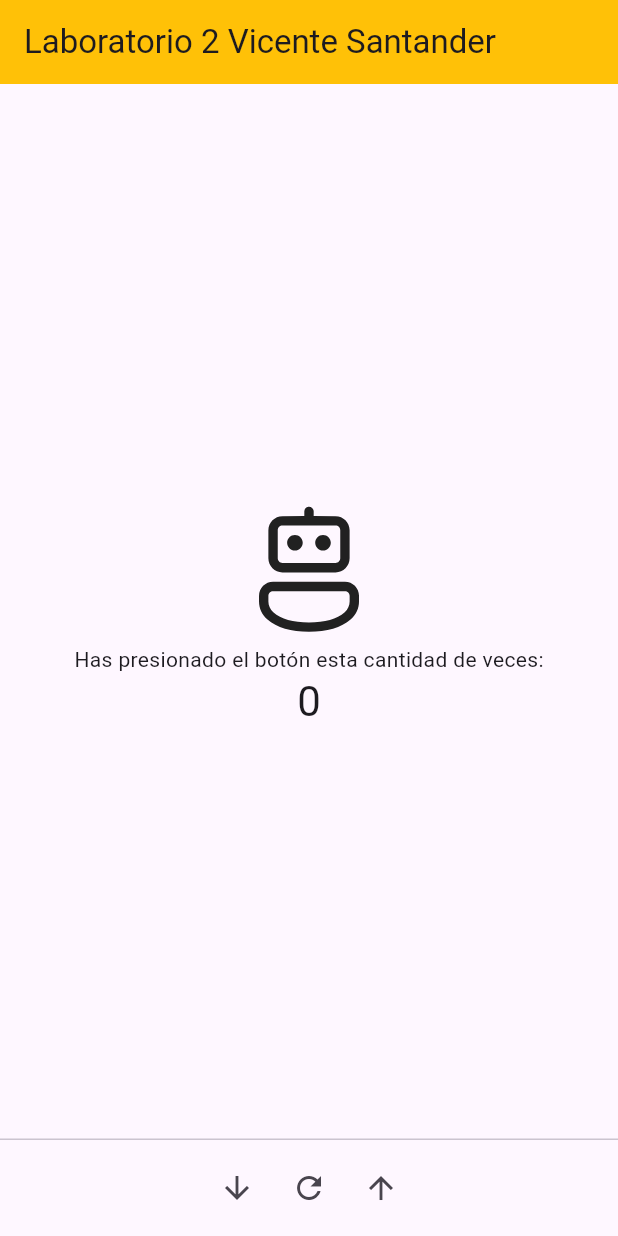
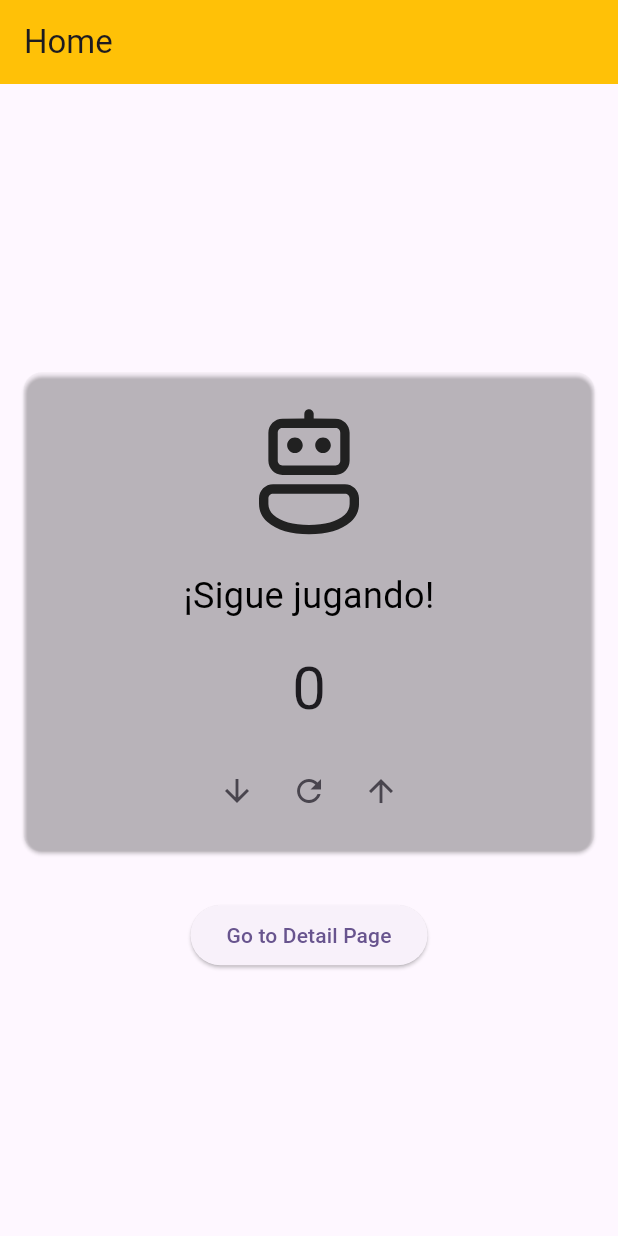
Before and after one commit to vicente-santander/3479A321_2022479029, a Flutter app: the screen it shows after launch, on a phone screen of 412 x 824 dp. Run offline on Flutter 3.47's test engine with Material 3 defaults, Android fonts, the phone set to English and light mode, and no system bars; our stand-ins replace flutter_svg, logger; Roboto replaces fonts that are missing (CHOWFUN_).

Commit message:
primer cambio

```diff
--- a/lib/main.dart
+++ b/lib/main.dart
@@ -22,7 +22,7 @@ class MyApp extends StatelessWidget {
         colorScheme: ColorScheme.fromSeed(seedColor: Colors.deepPurple),
         useMaterial3: true,
       ),
-      home: const MyHomePage(title: 'Laboratorio 2 Vicente Santander'),
+      home: const MyHomePage(title: 'Home'),
     );
   }
 }
--- a/lib/pages/my_home_page.dart
+++ b/lib/pages/my_home_page.dart
@@ -1,6 +1,7 @@
 import 'package:flutter/material.dart';
 import 'package:flutter_svg/flutter_svg.dart';
 import 'package:logger/logger.dart';
+import 'detail_page.dart'; // Importar DetailPage
 
 final logger = Logger();
 
@@ -38,12 +39,62 @@ class _MyHomePageState extends State<MyHomePage> {
     });
   }
 
+  // Función para determinar el mensaje y el ícono a mostrar
+  Widget _getGameStatus() {
+    String message;
+    Widget icon;
+
+    // Asignar mensaje e ícono dependiendo del valor del contador
+    if (_counter == 10) {
+      message = "¡Victoria!";
+      icon = SvgPicture.asset(
+        'assets/icons/8664871_thumbs_up_icon.svg',
+        width: 100,
+        height: 100,
+        semanticsLabel: 'Victoria Icon',
+      );
+    } else if (_counter == 5) {
+      message = "Derrota";
+      icon = SvgPicture.asset(
+        'assets/icons/8666595_x_icon.svg',
+        width: 100,
+        height: 100,
+        semanticsLabel: 'Derrota Icon',
+      );
+    } else {
+      message = "¡Sigue jugando!";
+      icon = SvgPicture.asset(
+        'assets/icons/8674409_ic_fluent_bot_regular_icon.svg',
+        width: 100,
+        height: 100,
+        semanticsLabel: 'bot_icon',
+      );
+    }
+
+    // Devolver tanto el mensaje como el ícono en una columna
+    return Column(
+      mainAxisAlignment: MainAxisAlignment.center,
+      children: [
+        icon, // Mostrar el ícono
+        const SizedBox(height: 16),
+        Text(
+          message,
+          style: const TextStyle(
+            fontSize: 24,
+            color: Colors.black,
+          ),
+        ),
+      ],
+    );
+  }
+
   @override
   Widget build(BuildContext context) {
     if (!_hasLogged) {
       logger.i("Building MyHomePage");
       _hasLogged = true;
     }
+
     return Scaffold(
       appBar: AppBar(
         backgroundColor: Colors.amber,
@@ -51,29 +102,29 @@ class _MyHomePageState extends State<MyHomePage> {
       ),
       body: Center(
         child: Column(
-          mainAxisAlignment: MainAxisAlignment.center,
+          mainAxisSize: MainAxisSize.min,
           children: <Widget>[
-            SvgPicture.asset(
-              'assets/icons/8674409_ic_fluent_bot_regular_icon.svg',
-              semanticsLabel: 'robot Logo',
-              width: 100,
-            ),
-            const Text(
-              'Has presionado el botón esta cantidad de veces:',
-            ),
+            // Card con el estado del juego y el contador
+            Card(
+              color: const Color.fromARGB(0, 0, 0, 0), // Color de la Card
+              elevation: 1, // Elevación de la Card
+              margin: const EdgeInsets.all(16),
+              child: Padding(
+                padding: const EdgeInsets.all(16),
+                child: Column(
+                  mainAxisSize: MainAxisSize.min,
+                  children: <Widget>[
+                    // Mensaje del juego (Victoria, Derrota o Sigue jugando)
+                    _getGameStatus(),
+                    const SizedBox(height: 16),
                     Text(
                       '$_counter',
-              style: Theme.of(context).textTheme.headlineMedium,
-            ),
-          ],
+                      style: const TextStyle(
+                        fontSize: 40,
                       ),
                     ),
-      persistentFooterButtons: _buildPersistentFooterButtons(),
-    );
-  }
-
-  List<Widget> _buildPersistentFooterButtons() {
-    return [
+                    const SizedBox(height: 16),
+                    // Botones para incrementar, decrementar y resetear
                     Row(
                       mainAxisAlignment: MainAxisAlignment.center,
                       children: [
@@ -91,6 +142,26 @@ class _MyHomePageState extends State<MyHomePage> {
                         ),
                       ],
                     ),
-    ];
+                  ],
+                ),
+              ),
+            ),
+            const SizedBox(height: 16),
+            // Botón fuera de la Card
+            ElevatedButton(
+              onPressed: () {
+                Navigator.push(
+                  context,
+                  MaterialPageRoute(
+                    builder: (context) => const DetailPage(),
+                  ),
+                ); // Navegar a DetailPage
+              },
+              child: const Text('Go to Detail Page'),
+            ),
+          ],
+        ),
+      ),
+    );
   }
 }
--- a/pubspec.yaml
+++ b/pubspec.yaml
@@ -64,6 +64,9 @@ flutter:
   # To add assets to your application, add an assets section, like this:
   assets:
      - assets/icons/8674409_ic_fluent_bot_regular_icon.svg
+     - assets/icons/8664871_thumbs_up_icon.svg
+     - assets/icons/8666595_x_icon.svg
+     - assets/icons/8666609_user_icon.svg
   #   - images/a_dot_ham.jpeg
 
   # An image asset can refer to one or more resolution-specific "variants", see
```
Also changed, not shown: lib/pages/about_page.dart (added, +49 -0 lines), lib/pages/detail_page.dart (added, +62 -0 lines), assets/icons/8664871_thumbs_up_icon.svg (added), assets/icons/8666595_x_icon.svg (added), assets/icons/8666609_user_icon.svg (added). Lines whose indentation alone changed are shown as unchanged.
